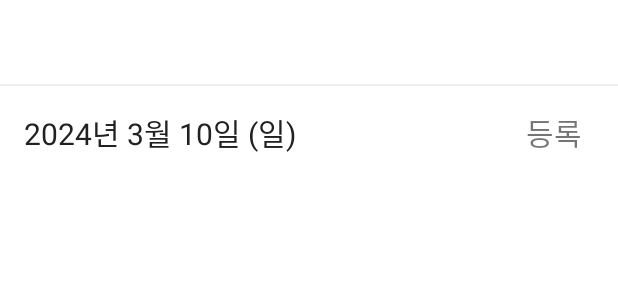
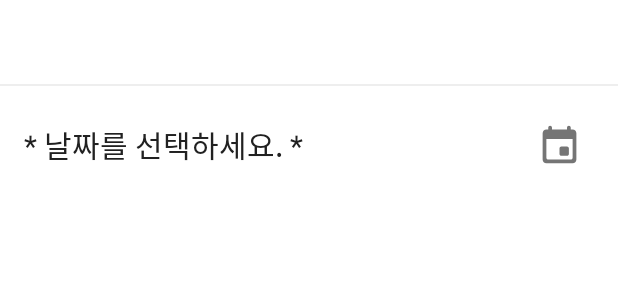
Before and after one commit to imsong97/TNT_Attendance, an Android app: the layout activity_manage.xml on its own in the app's theme, with its tools: preview values and no code run, on a phone screen of 412 x 824 dp. Shown: the top 300 px of the screen. Run offline under Robolectric (Android 15) with nearby library versions, the phone set to English and light mode, and no system bars.

```diff
--- /dev/null
+++ b/CommonLibrary/src/main/res/drawable/ic_calendar.xml
@@ -0,0 +1,9 @@
+<vector xmlns:android="http://schemas.android.com/apk/res/android"
+    android:width="24dp"
+    android:height="24dp"
+    android:viewportWidth="24"
+    android:viewportHeight="24">
+    <path
+        android:pathData="M16,13h-3c-0.55,0 -1,0.45 -1,1v3c0,0.55 0.45,1 1,1h3c0.55,0 1,-0.45 1,-1v-3c0,-0.55 -0.45,-1 -1,-1zM16,3v1L8,4L8,3c0,-0.55 -0.45,-1 -1,-1s-1,0.45 -1,1v1L5,4c-1.11,0 -1.99,0.9 -1.99,2L3,20c0,1.1 0.89,2 2,2h14c1.1,0 2,-0.9 2,-2L21,6c0,-1.1 -0.9,-2 -2,-2h-1L18,3c0,-0.55 -0.45,-1 -1,-1s-1,0.45 -1,1zM18,20L6,20c-0.55,0 -1,-0.45 -1,-1L5,9h14v10c0,0.55 -0.45,1 -1,1z"
+        android:fillColor="@color/color_757575"/>
+</vector>
--- a/app/build.gradle
+++ b/app/build.gradle
@@ -59,5 +59,6 @@ dependencies {
     implementation 'io.reactivex.rxjava2:rxandroid:2.1.0'
 
     implementation 'com.github.prolificinteractive:material-calendarview:2.0.1'
+    implementation 'com.github.bumptech.glide:glide:4.13.0'
 
 }
--- a/app/src/main/java/com/tnt/attendance/manage/AttendManageContract.kt
+++ b/app/src/main/java/com/tnt/attendance/manage/AttendManageContract.kt
@@ -1,9 +1,11 @@
 package com.tnt.attendance.manage
+
+import com.tnt.attendance_data.entity.ClubMember
 
 interface AttendManageContract {
 
     interface View {
-
+        fun setAdapter(list: ArrayList<ClubMember>)
     }
     interface Presenter {
         fun getMemberList()
--- a/app/src/main/res/layout/activity_manage.xml
+++ b/app/src/main/res/layout/activity_manage.xml
@@ -30,22 +30,23 @@
             android:layout_width="0dp"
             android:layout_height="wrap_content"
             android:layout_marginStart="16dp"
-            android:layout_marginTop="16dp"
+            android:layout_marginTop="24dp"
             android:layout_marginEnd="16dp"
             android:textColor="@color/color_212121"
             android:textSize="20sp"
-            app:layout_constraintEnd_toStartOf="@+id/btn_regist"
+            app:layout_constraintEnd_toStartOf="@+id/btn_calendar_dialog"
             app:layout_constraintStart_toStartOf="parent"
             app:layout_constraintTop_toBottomOf="@+id/toolbar_divider"
-            tools:text="2024년 3월 10일 (일)" />
+            android:text="@string/attend_manage_description" />
 
-        <TextView
-            android:id="@+id/btn_regist"
-            android:layout_width="wrap_content"
-            android:layout_height="wrap_content"
-            android:text="등록"
-            android:textSize="20sp"
+        <ImageView
+            android:id="@+id/btn_calendar_dialog"
+            android:layout_width="30dp"
+            android:layout_height="30dp"
+            android:scaleType="fitCenter"
             android:layout_marginEnd="24dp"
+            android:background="@drawable/ic_calendar"
+            app:layout_constraintBottom_toBottomOf="@+id/txt_selected_date"
             app:layout_constraintEnd_toEndOf="parent"
             app:layout_constraintTop_toTopOf="@+id/txt_selected_date" />
 
@@ -53,7 +54,7 @@
             android:id="@+id/recycler_view"
             android:layout_width="match_parent"
             android:layout_height="0dp"
-            android:layout_marginTop="8dp"
+            android:layout_marginTop="24dp"
             app:layout_constraintBottom_toBottomOf="parent"
             app:layout_constraintEnd_toEndOf="parent"
             app:layout_constraintStart_toStartOf="parent"
```
Also changed, not shown: CommonLibrary/src/main/java/com/tnt/commonlibrary/RxBus.kt (added, +15 -0 lines), CommonLibrary/src/main/java/com/tnt/commonlibrary/RxEvent.kt (added, +8 -0 lines), app/src/main/java/com/tnt/attendance/manage/AttendManageActivity.kt (+44 -4 lines), app/src/main/java/com/tnt/attendance/manage/AttendManagePresenter.kt (+23 -0 lines), app/src/main/java/com/tnt/attendance/manage/recylcerview/MemberSelectAdapter.kt (added, +56 -0 lines), app/src/main/res/layout/item_memeber_select_cell.xml (added, +22 -0 lines), app/src/main/res/menu/menu_activity_manage.xml (added, +9 -0 lines), app/src/main/res/drawable/tennis_court.gif (added).
